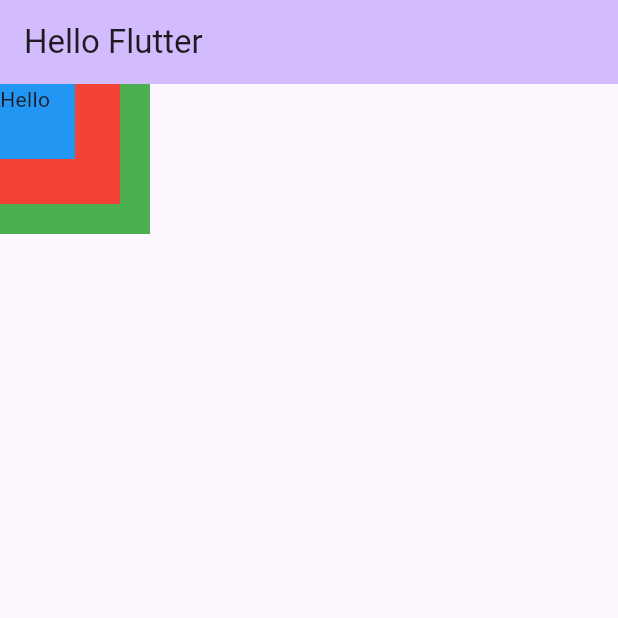
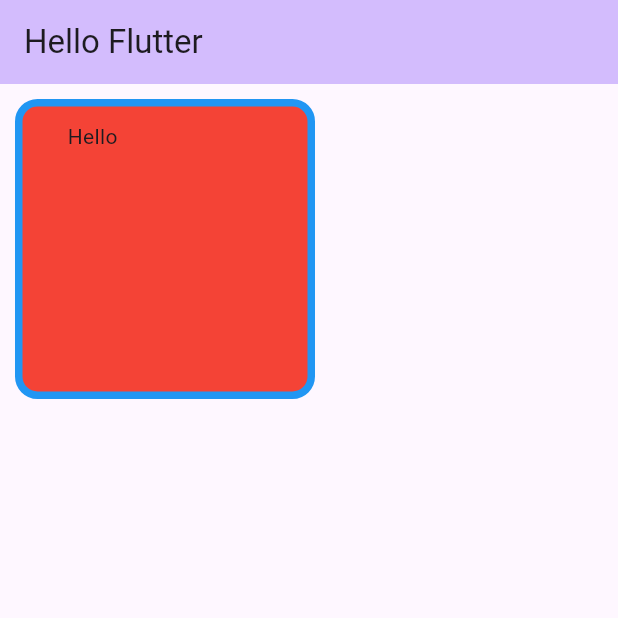
Before and after one commit to AhmetEminSaglik/flutter-learn-Kasim-Adalan, a Flutter app: the screen it shows after launch, on a phone screen of 412 x 824 dp, the top half of it. Run offline on Flutter 3.47's test engine with Material 2 defaults, Android fonts, the phone set to English and light mode, and no system bars.

Commit message:
learned Container().  BoxDecoration() border, borderRadius, margin,padding

```diff
--- a/lib/main.dart
+++ b/lib/main.dart
@@ -46,14 +46,17 @@ class _MyHomePageState extends State<MyHomePage> {
         backgroundColor: Theme.of(context).colorScheme.inversePrimary,
         title: Text(widget.title),
       ),
-        body: Stack(
-          children: [
-            Container(width: 100, height: 100, color: Colors.green),
-            Container(width: 80, height: 80, color: Colors.red),
-            Container(width: 50, height: 50, color: Colors.blue),
-            Text("Hello"),
-          ],
-        )
+      body: Container(
+          margin: const EdgeInsets.all(10.0),
+          padding: const EdgeInsets.only(left: 30.0, top: 10),
+          width: 200,
+          height: 200,
+          child: Text("Hello"),
+          decoration: BoxDecoration(
+              color: Colors.red,
+              border: Border.all(color: Colors.blue, width: 5.0),
+              borderRadius: BorderRadius.circular(15))),
+
       /*Container(
           color: Colors.greenAccent,
           child: Column(
```
Lines whose indentation alone changed are shown as unchanged.
